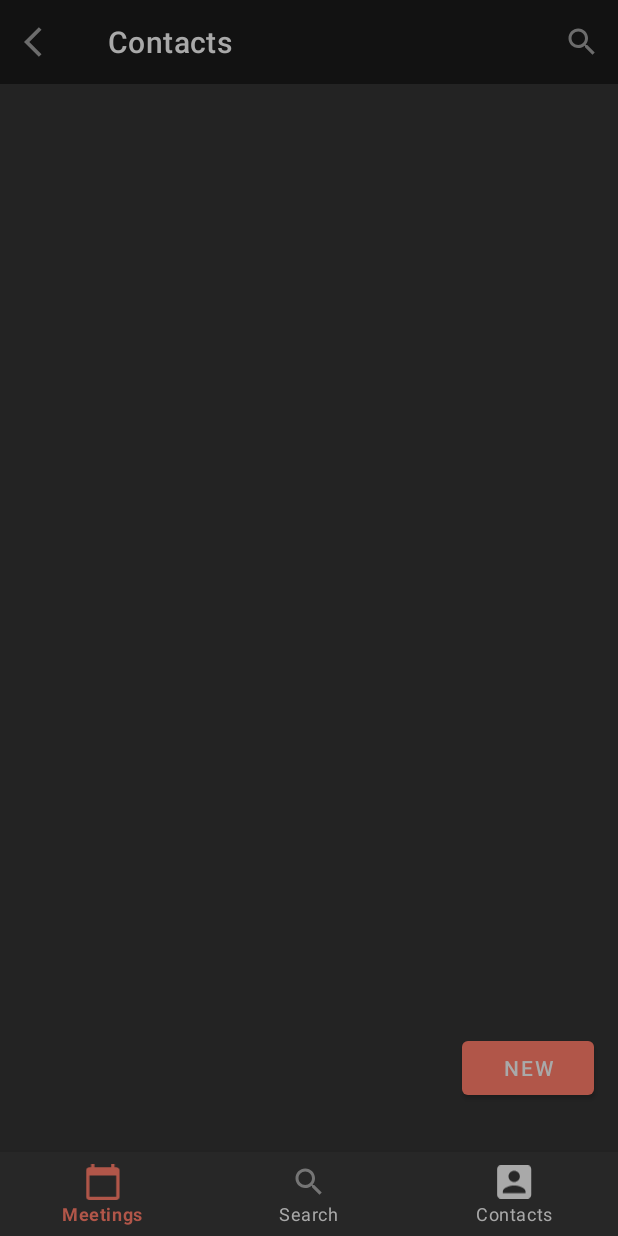
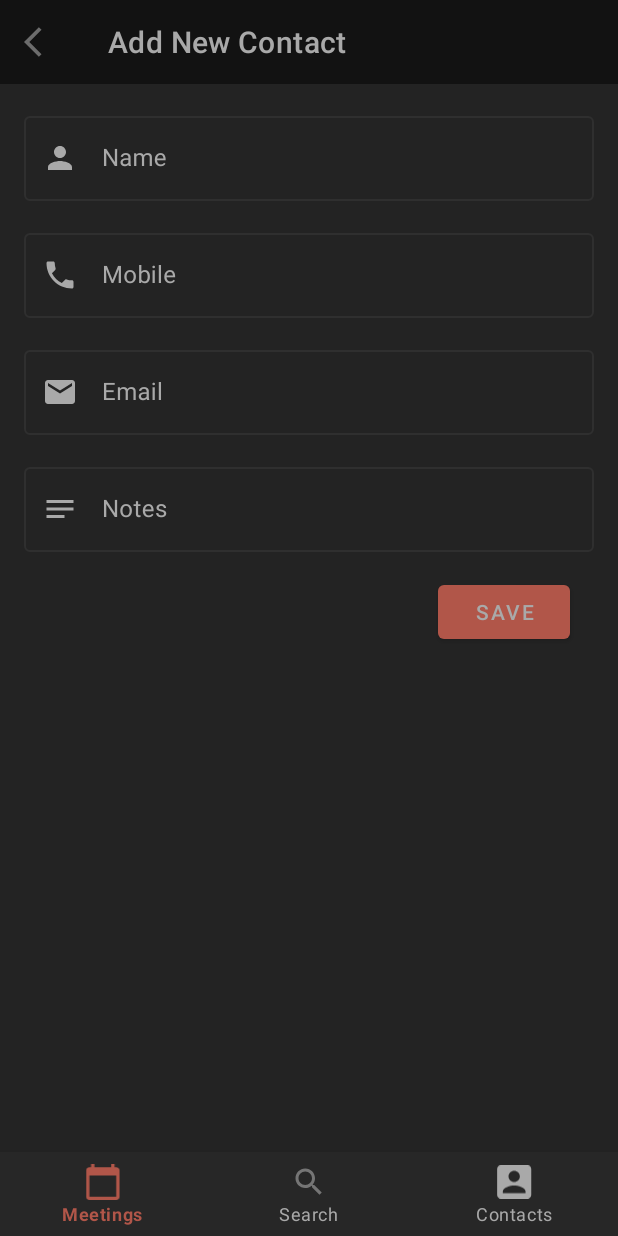
Before and after one commit to Mihai-Blaga/COMP30022, an Android app built with Jetpack Compose: the ViewContactsList screen opened through its navigation route, after a tap on "NEW", on a phone screen of 412 x 824 dp. Run offline under Robolectric (Android 15) with nearby library versions, the phone set to English and light mode, and no system bars; our stand-ins replace navigation-ui; 3 statements that could not run were skipped.

Commit message:
Created AddContactFragment, modified nav graph, created createContact function

```diff
--- a/app/src/main/java/com/cloudsurfers/crm/functions/CalendarUtil.kt
+++ b/app/src/main/java/com/cloudsurfers/crm/functions/CalendarUtil.kt
@@ -83,7 +83,6 @@ class CalendarUtil{
                 put(CalendarContract.Attendees.EVENT_ID, eventId);
             }
             activity.contentResolver.insert(CalendarContract.Attendees.CONTENT_URI, attendeeValues)
-
             return eventId
         }
     }
--- /dev/null
+++ b/app/src/main/java/com/cloudsurfers/crm/pages/contacts/AddContactFragment.kt
@@ -0,0 +1,82 @@
+package com.cloudsurfers.crm.pages.meetings
+
+import android.app.DatePickerDialog
+import android.app.TimePickerDialog
+import android.icu.text.SimpleDateFormat
+import android.icu.util.Calendar
+import android.os.Build
+import android.os.Bundle
+import androidx.fragment.app.Fragment
+import android.view.LayoutInflater
+import android.view.View
+import android.view.ViewGroup
+import androidx.annotation.RequiresApi
+import com.cloudsurfers.crm.databinding.FragmentAddNewContactBinding
+import com.cloudsurfers.crm.functions.CalendarUtil
+import com.cloudsurfers.crm.databinding.FragmentAddNewMeetingBinding
+import com.cloudsurfers.crm.functions.Contact
+import com.cloudsurfers.crm.functions.Util
+import java.util.*
+
+// TODO: Rename parameter arguments, choose names that match
+// the fragment initialization parameters, e.g. ARG_ITEM_NUMBER
+private const val ARG_PARAM1 = "param1"
+private const val ARG_PARAM2 = "param2"
+
+/**
+ * A simple [Fragment] subclass.
+ * Use the [AddMeetingFragment.newInstance] factory method to
+ * create an instance of this fragment.
+ */
+class AddContactFragment : Fragment() {
+    private var param1: String? = null
+    private var param2: String? = null
+
+    override fun onCreate(savedInstanceState: Bundle?) {
+        super.onCreate(savedInstanceState)
+        arguments?.let {
+            param1 = it.getString(ARG_PARAM1)
+            param2 = it.getString(ARG_PARAM2)
+        }
+    }
+
+    @RequiresApi(Build.VERSION_CODES.N)
+    override fun onCreateView(
+        inflater: LayoutInflater, container: ViewGroup?,
+        savedInstanceState: Bundle?
+    ): View {
+
+        val binding = FragmentAddNewContactBinding.inflate(layoutInflater, container, false)
+
+        binding.addContactButton.setOnClickListener {
+            var name = binding.outlinedTextFieldName.editText?.text.toString()
+            var email = binding.outlinedTextFieldEmail.editText?.text.toString()
+            var phone = binding.outlinedTextFieldMobile.editText?.text.toString()
+            var notes = binding.outlinedTextFieldNotes.editText?.text.toString()
+
+            Contact.createContact(requireActivity(), name, phone, email, notes)
+        }
+
+        return binding.root
+    }
+
+    companion object {
+        /**
+         * Use this factory method to create a new instance of
+         * this fragment using the provided parameters.
+         *
+         * @param param1 Parameter 1.
+         * @param param2 Parameter 2.
+         * @return A new instance of fragment AddMeetingFragment.
+         */
+        // TODO: Rename and change types and number of parameters
+        @JvmStatic
+        fun newInstance(param1: String, param2: String) =
+            AddMeetingFragment().apply {
+                arguments = Bundle().apply {
+                    putString(ARG_PARAM1, param1)
+                    putString(ARG_PARAM2, param2)
+                }
+            }
+    }
+}
--- a/app/src/main/java/com/cloudsurfers/crm/pages/contacts/ViewContactsFragment.kt
+++ b/app/src/main/java/com/cloudsurfers/crm/pages/contacts/ViewContactsFragment.kt
@@ -15,6 +15,7 @@ import android.widget.Button
 import androidx.activity.result.contract.ActivityResultContracts
 import androidx.annotation.RequiresApi
 import androidx.core.content.ContextCompat
+import androidx.navigation.Navigation
 import androidx.navigation.fragment.findNavController
 import androidx.recyclerview.widget.LinearLayoutManager
 import androidx.recyclerview.widget.RecyclerView
@@ -128,15 +129,10 @@ class ViewContactsList : Fragment() {
         // Inflate the layout for this fragment
         //val binding = FragmentViewContactsListBinding.inflate(layoutInflater, container, false);
 
-        val newContactButton = view.findViewById<Button>(R.id.view_contacts_create_new_contact)//binding.viewContactsCreateNewContact
+        val newContactButton = view.findViewById<Button>(R.id.createNewContactButton)
 
-        newContactButton.setOnClickListener { // This button does not work
-            val intent: Intent = Contact.getCreateContact(
-                name = "",
-                phone = "",
-                email = ""
-            )
-            startActivity(intent)
+        newContactButton.setOnClickListener {
+            Navigation.findNavController(view).navigate(R.id.contacts_list_to_add_contact)
         }
 
         return view
--- a/app/src/main/res/layout/fragment_view_contacts_list.xml
+++ b/app/src/main/res/layout/fragment_view_contacts_list.xml
@@ -16,7 +16,7 @@
     </androidx.recyclerview.widget.RecyclerView>
 
     <Button
-        android:id="@+id/view_contacts_create_new_contact"
+        android:id="@+id/createNewContactButton"
         android:layout_width="wrap_content"
         android:layout_height="wrap_content"
         android:layout_marginEnd="16dp"
--- a/app/src/main/res/navigation/nav_graph.xml
+++ b/app/src/main/res/navigation/nav_graph.xml
@@ -28,6 +28,9 @@
         <action
             android:id="@+id/action_viewContactsList_to_searchableActivity"
             app:destination="@id/searchableActivity" />
+        <action
+            android:id="@+id/contacts_list_to_add_contact"
+            app:destination="@id/addContactFragment" />
     </fragment>
     <fragment
         android:id="@+id/viewContactFragment"
@@ -55,6 +58,11 @@
         android:name="com.cloudsurfers.crm.pages.meetings.AddMeetingFragment"
         android:label="Add New Meeting"
         tools:layout="@layout/fragment_add_new_meeting"/>
+    <fragment
+        android:id="@+id/addContactFragment"
+        android:name="com.cloudsurfers.crm.pages.meetings.AddContactFragment"
+        android:label="Add New Contact"
+        tools:layout="@layout/fragment_add_new_meeting"/>
     <activity
         android:id="@+id/searchableActivity"
         android:name="com.cloudsurfers.crm.pages.search.SearchableActivity"
```
Also changed, not shown: app/src/main/java/com/cloudsurfers/crm/functions/Contact.kt (+73 -0 lines), app/src/main/res/layout/fragment_add_new_contact.xml (+1 -11 lines).
